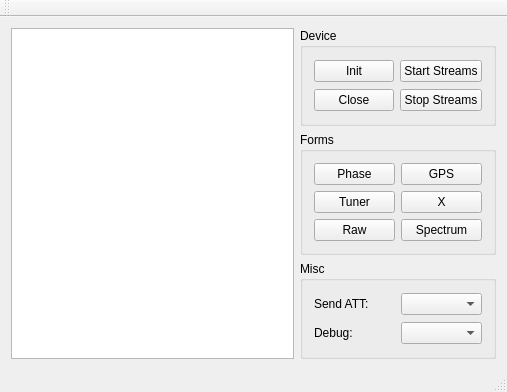
amungo/ItsFx3, file itsmain.ui: the form before one commit.
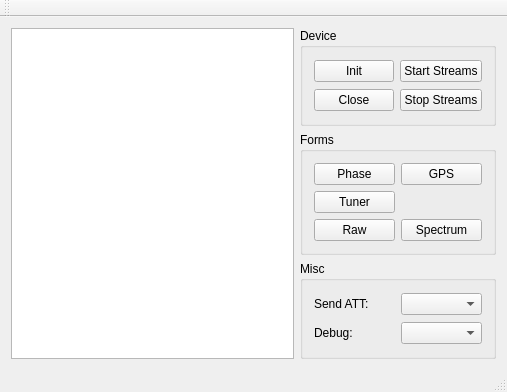
The form after the commit.

```diff
--- a/itsmain.ui
+++ b/itsmain.ui
@@ -90,13 +90,6 @@
            </property>
           </widget>
          </item>
-         <item row="1" column="1">
-          <widget class="QPushButton" name="buttonDeveloperCall">
-           <property name="text">
-            <string>X</string>
-           </property>
-          </widget>
-         </item>
          <item row="2" column="0">
           <widget class="QPushButton" name="buttonRawForm">
            <property name="text">
```
